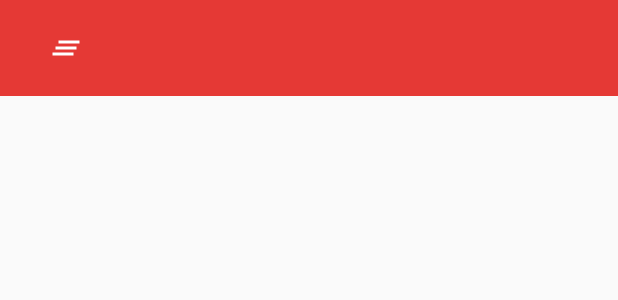
After one commit to the-allrounders/digipass-android, an Android app: the layout list_row_permission_row_bg_left.xml on its own in the app's theme, with its tools: preview values and no code run, on a phone screen of 412 x 824 dp. The commit adds this screen. Shown: the top 300 px of the screen. Run offline under Robolectric (Android 15) with nearby library versions, the phone set to English and light mode, and no system bars.

Commit message:
Home: add swipe left/right ability (no action yet)

```diff
--- a/app/build.gradle
+++ b/app/build.gradle
@@ -56,6 +56,7 @@ dependencies {
     compile 'com.android.volley:volley:1.0.0'
     compile 'org.jbundle.util.osgi.wrapped:org.jbundle.util.osgi.wrapped.org.apache.http.client:4.1.2'
     compile 'com.android.support:support-v4:23.4.0'
+    compile 'com.wdullaer:swipeactionadapter:2.0.0'
 }
 
 play {
--- /dev/null
+++ b/app/src/main/res/drawable/ic_deny_all.xml
@@ -0,0 +1,9 @@
+<vector xmlns:android="http://schemas.android.com/apk/res/android"
+        android:width="24dp"
+        android:height="24dp"
+        android:viewportWidth="24.0"
+        android:viewportHeight="24.0">
+    <path
+        android:fillColor="#ffffff"
+        android:pathData="M5 13h14v-2H5v2zm-2 4h14v-2H3v2zM7 7v2h14V7H7z"/>
+</vector>
--- /dev/null
+++ b/app/src/main/res/layout/list_row_permission_row_bg_left.xml
@@ -0,0 +1,16 @@
+<?xml version="1.0" encoding="utf-8"?>
+
+<RelativeLayout xmlns:android="http://schemas.android.com/apk/res/android"
+    android:orientation="vertical" android:layout_width="match_parent"
+    android:layout_height="?android:listPreferredItemHeight"
+    android:background="@color/denyColor">
+    <ImageView
+        android:layout_width="24dp"
+        android:layout_height="24dp"
+        android:src="@drawable/ic_deny_all"
+        android:contentDescription="Deny all requested permissions"
+        android:layout_alignParentStart="true"
+        android:layout_centerVertical="true"
+        android:layout_marginStart="32dp"
+        />
+</RelativeLayout>
--- a/app/src/main/res/values/colors.xml
+++ b/app/src/main/res/values/colors.xml
@@ -4,4 +4,6 @@
     <color name="colorPrimaryDark">#1976d2</color>
     <color name="colorAccent">#2196f3</color>
     <color name="textSub">#8d000000</color>
+    <color name="acceptColor">#388e3c</color>
+    <color name="denyColor">#e53935</color>
 </resources>
```
Also changed, not shown: app/src/main/java/com/digipass/android/HomeFragment.java (+44 -1 lines), app/src/main/res/drawable/ic_accept_all.xml (added, +9 -0 lines), app/src/main/res/layout/list_row_permission_row_bg_right.xml (added, +17 -0 lines).
